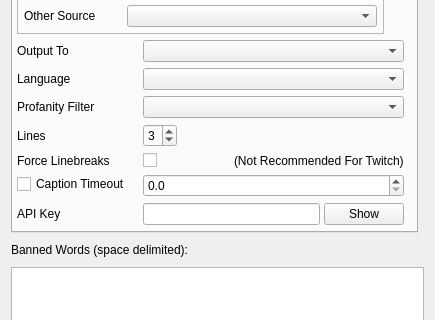
0x01050/google-live-captions-obs-plugin, file src/ui/CaptionSettingsWidget.ui: the form before one commit; both pictures show x 0 to 435 and y 267 to 587 of the 435 by 963 pixel window.
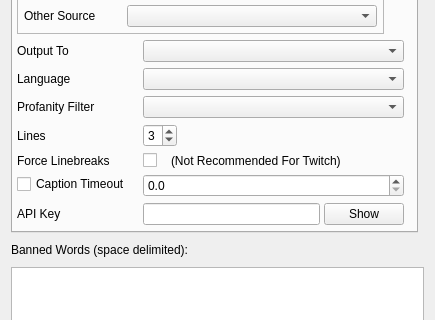
The form after the commit.

Commit message: UI: left align the Twitch line break warning msg

```diff
--- a/src/ui/CaptionSettingsWidget.ui
+++ b/src/ui/CaptionSettingsWidget.ui
@@ -445,6 +445,19 @@
                </property>
               </widget>
              </item>
+             <item>
+              <spacer name="horizontalSpacer_2">
+               <property name="orientation">
+                <enum>Qt::Horizontal</enum>
+               </property>
+               <property name="sizeHint" stdset="0">
+                <size>
+                 <width>20</width>
+                 <height>10</height>
+                </size>
+               </property>
+              </spacer>
+             </item>
             </layout>
            </widget>
           </item>
```
